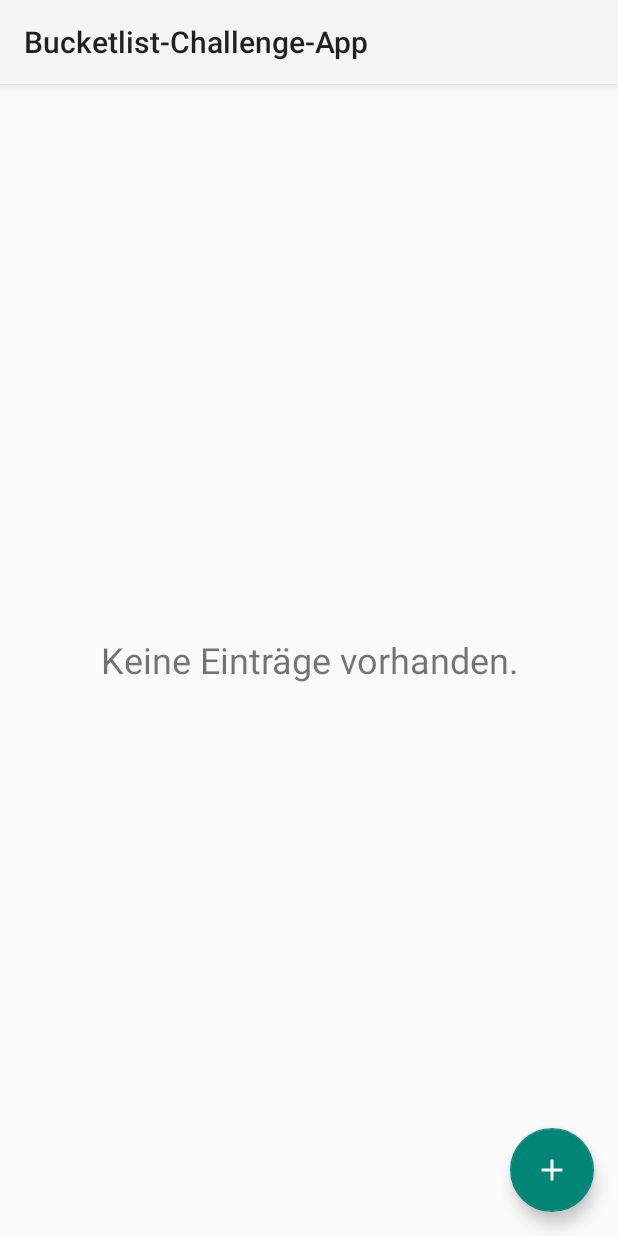
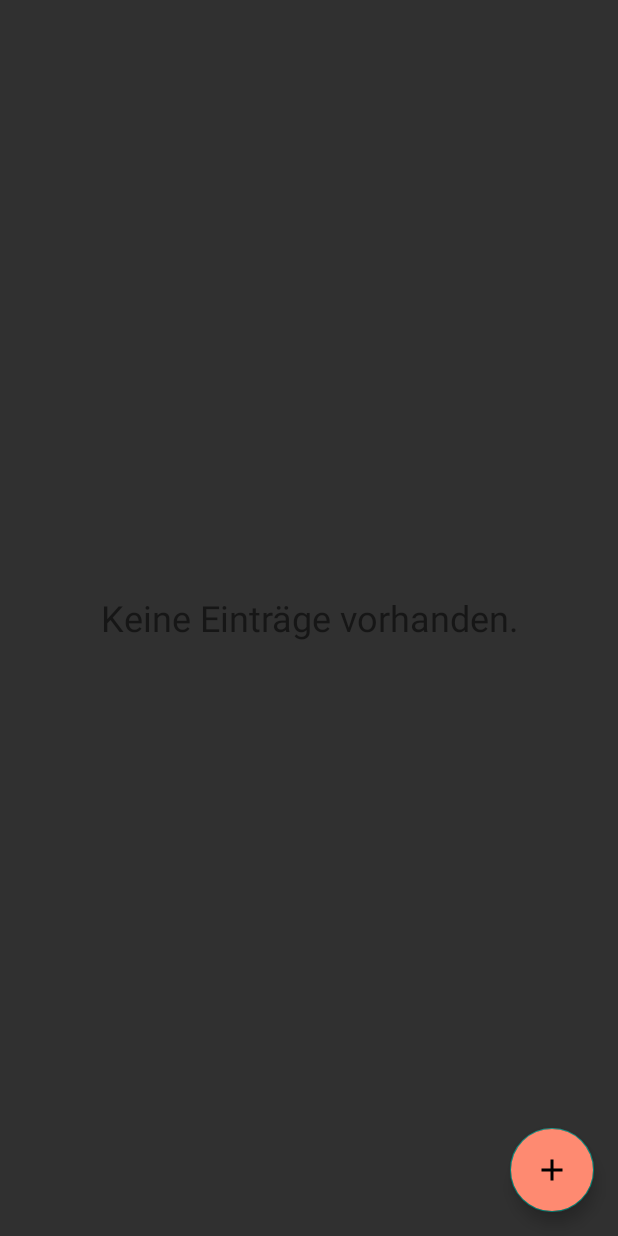
Before and after one commit to severinbro/Bucketlist-Challenge-App, an Android app: the screen it shows after launch (MainActivity), on a phone screen of 412 x 824 dp. Run offline under Robolectric (Android 15) with nearby library versions, the light colour scheme and no system bars.

Commit message:
commit push for external work

```diff
--- a/app/src/main/AndroidManifest.xml
+++ b/app/src/main/AndroidManifest.xml
@@ -21,7 +21,7 @@
         <activity
             android:name=".activities.MainActivity"
             android:exported="true"
-            android:theme="@style/Theme.AppCompat.Light">
+            android:theme="@style/Theme.AppCompat.NoActionBar">
             <intent-filter>
                 <action android:name="android.intent.action.MAIN" />
                 <category android:name="android.intent.category.LAUNCHER" />
--- a/app/src/main/res/layout/activity_main.xml
+++ b/app/src/main/res/layout/activity_main.xml
@@ -32,6 +32,8 @@
         android:layout_gravity="bottom|end"
         android:layout_margin="@dimen/fab_margin"
         app:srcCompat="@drawable/ic_action_add_24dp"
-        android:contentDescription="TODO" />
+        android:contentDescription="TODO"
+        android:tint="@color/black"
+        android:backgroundTint="@color/orange"/>
 
 </FrameLayout>
```
